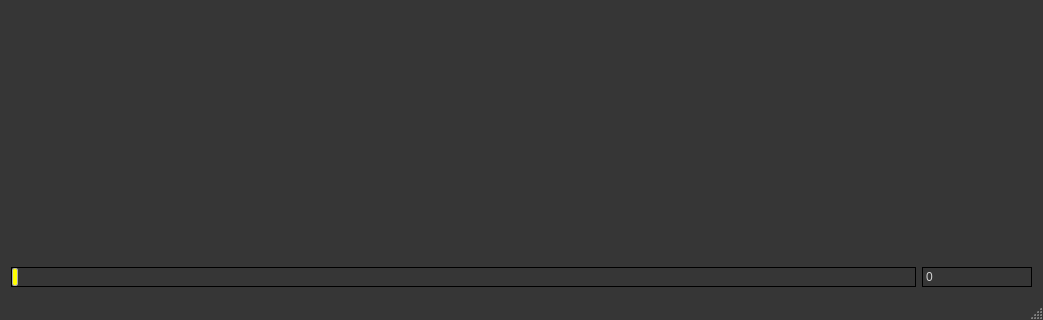
Above: mainwindow.ui from YAXo-O/PEW before the change; both pictures show x 0 to 1043 and y 357 to 677 of the 1043 by 677 pixel window. Below: the same form after it.
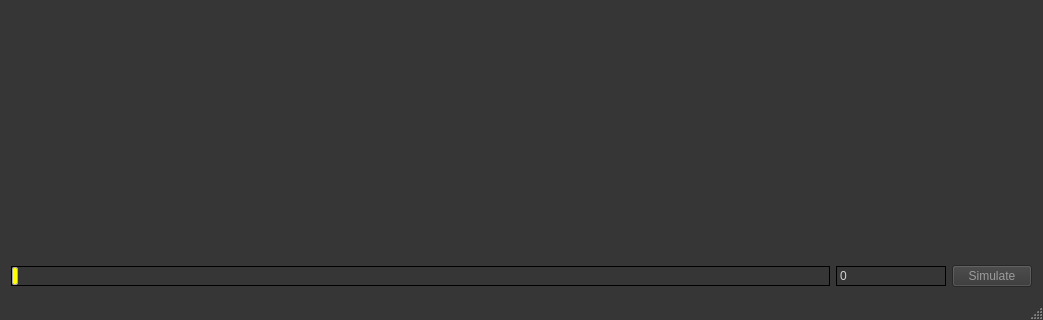
That is the form after the change. Custom widgets are drawn as their Qt base class.

Diff of the .ui file:
```diff
--- a/mainwindow.ui
+++ b/mainwindow.ui
@@ -964,7 +964,7 @@
      </layout>
     </item>
     <item>
-     <layout class="QHBoxLayout" name="timeline_layout" stretch="7,0">
+     <layout class="QHBoxLayout" name="timeline_layout" stretch="7,0,0">
       <item>
        <widget class="QSlider" name="timeline_slider">
         <property name="palette">
@@ -1017,6 +1017,22 @@
         </property>
        </widget>
       </item>
+      <item>
+       <widget class="QPushButton" name="simulate_pb">
+        <property name="styleSheet">
+         <string notr="true">background-color:  rgb(54, 54, 54);
+border-color: rgb(100, 100, 100);
+border-width: 2px;
+color: rgb(156, 156, 156) ;</string>
+        </property>
+        <property name="text">
+         <string>Simulate</string>
+        </property>
+        <property name="flat">
+         <bool>false</bool>
+        </property>
+       </widget>
+      </item>
      </layout>
     </item>
    </layout>
```
Left out of the diff: 2 changed lines with no effect on the pictures.
